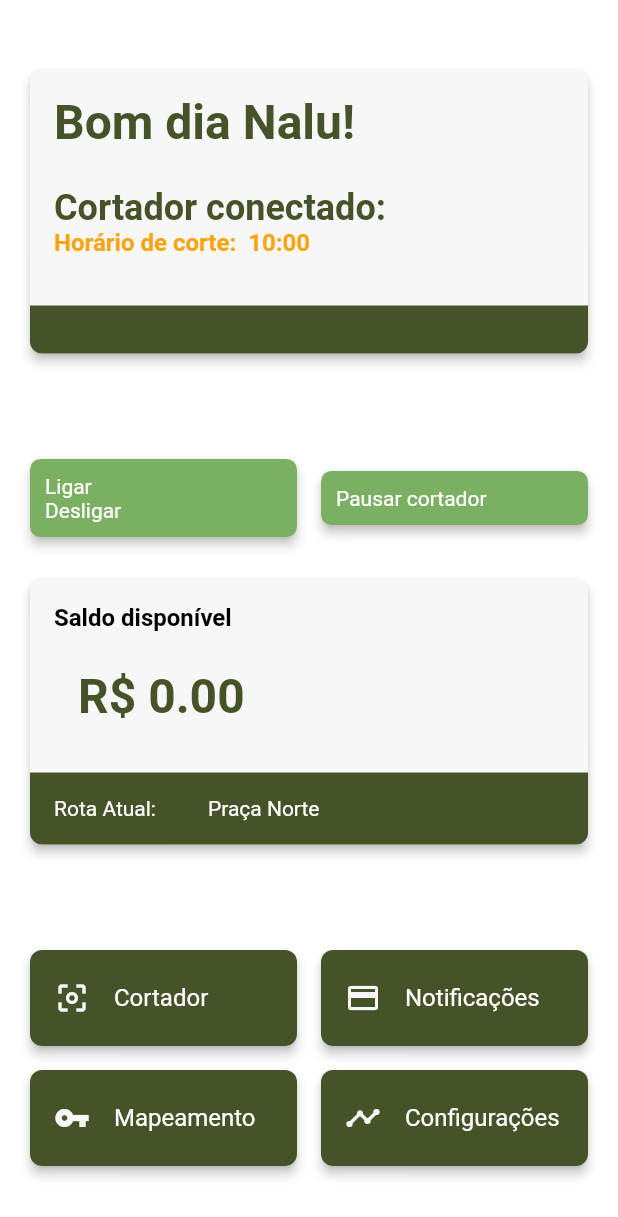
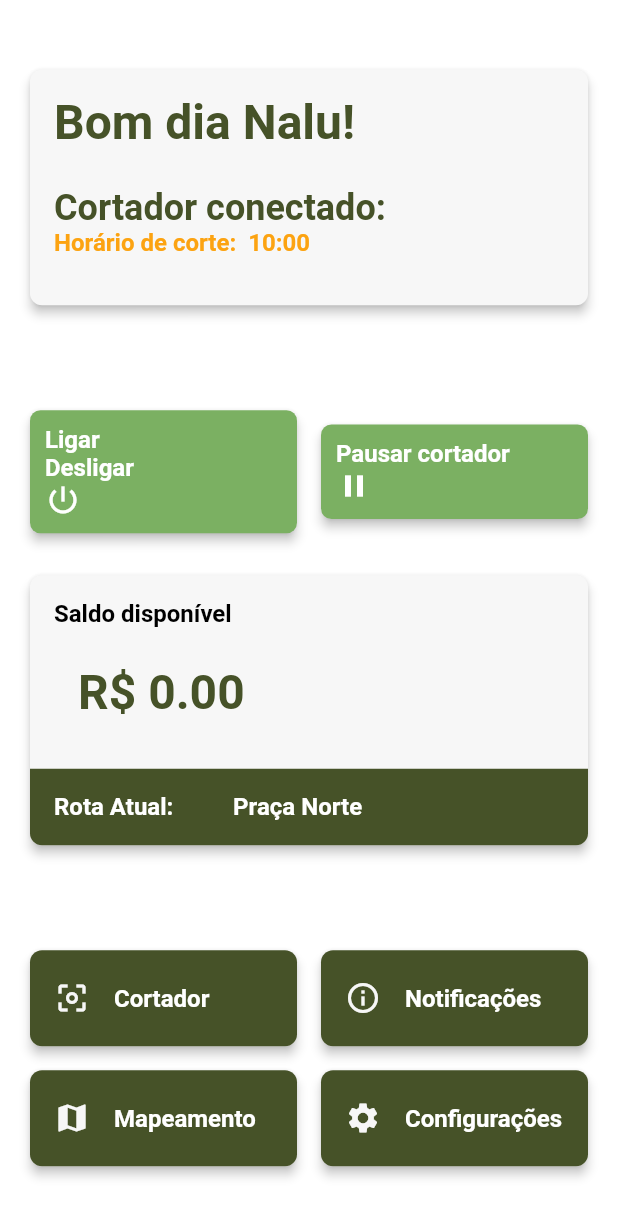
Before and after one commit to Cortador-de-Grama-Autonomo/Software-App, a Flutter app: the screen it shows after launch, on a phone screen of 412 x 824 dp. Shown: the top 1217 px of the screen. Run offline on Flutter 3.47's test engine with Material 2 defaults, Android fonts, the phone set to English and light mode, and no system bars; our stand-ins replace flutter_dotenv, form_validator, mask_text_input_formatter, mobx, splashscreen; missing offline and left inert: openid_client; accounts and stored records are empty; generated files the repository leaves out were written again.

Commit message:
save commit

```diff
--- a/app/lib/routes/routes.dart
+++ b/app/lib/routes/routes.dart
@@ -23,7 +23,7 @@ class Routes {
     AppRoutes.QR_CODE_PAGE: (tcx) => QrCodePage(),
     AppRoutes.SUCCESS_SCREEN: (tcx) => SuccesScreen(),
     AppRoutes.ERROR_SCREEN: (tcx) => ErrorScreen(),
-    AppRoutes.STATIC_QR_CODE: (tcx) => ScanScreen(),
+    //AppRoutes.STATIC_QR_CODE: (tcx) => ScanScreen(),
     // AppRoutes.GENERATE_QR_CODE: (tcx) => GenerateQr(),
     AppRoutes.SPLASH_PAGE: (tcx) => Splash(),
     AppRoutes.LOGIN_PAGE: (tcx) => Login(),
--- a/app/lib/view/home/home_page.dart
+++ b/app/lib/view/home/home_page.dart
@@ -109,6 +109,7 @@ class _HomePageState extends State<HomePage> {
               ),
               child: Text(
                 'Rota Atual:          Praça Norte',
+                style: Theme.of(context).textTheme.headline3.copyWith(color: Colors.white)
               ),
             ),
           ],
@@ -160,17 +161,6 @@ class _HomePageState extends State<HomePage> {
                 ],
               ),
             ),
-            Container(
-              width: double.infinity,
-              padding: EdgeInsets.all(16),
-              decoration: BoxDecoration(
-                color: primaryColor,
-                borderRadius: new BorderRadius.only(
-                  bottomLeft: const Radius.circular(8.0),
-                  bottomRight: const Radius.circular(8.0),
-                ),
-              ),
-            ),
           ],
         ),
       ),
@@ -189,8 +179,9 @@ class _HomePageState extends State<HomePage> {
             mainAxisAlignment: MainAxisAlignment.start,
             crossAxisAlignment: CrossAxisAlignment.start,
             children: <Widget>[
-              Text('Ligar'),
-              Text('Desligar'),
+              Text('Ligar', style: Theme.of(context).textTheme.headline3.copyWith(color: Colors.white)),
+              Text('Desligar', style: Theme.of(context).textTheme.headline3.copyWith(color: Colors.white)),
+              Icon(Icons.power_settings_new,  color: Colors.white),
             ],
           ),
         ),
@@ -209,7 +200,10 @@ class _HomePageState extends State<HomePage> {
             mainAxisAlignment: MainAxisAlignment.start,
             crossAxisAlignment: CrossAxisAlignment.start,
             children: <Widget>[
-              Text('Pausar cortador'),
+              Text('Pausar cortador',
+              style: Theme.of(context).textTheme.headline3.copyWith(color: Colors.white),
+              ),
+              Icon(Icons.pause, color: Colors.white,),
             ],
           ),
         ),
@@ -273,7 +267,7 @@ class _HomePageState extends State<HomePage> {
                         ),
                         ButtonWithIcon(
                           title: 'Notificações',
-                          icon: Icons.payment,
+                          icon: Icons.info_outline,
                           onPressed: () {
                             Navigator.of(context)
                                 .pushNamed(AppRoutes.PAYMENT_MANUAL);
@@ -288,7 +282,7 @@ class _HomePageState extends State<HomePage> {
                       children: <Widget>[
                         ButtonWithIcon(
                           title: 'Mapeamento',
-                          icon: Icons.vpn_key,
+                          icon: Icons.map,
                           onPressed: () {
                             Navigator.of(context)
                                 .pushNamed(AppRoutes.ADRESSING_KEY);
@@ -299,7 +293,7 @@ class _HomePageState extends State<HomePage> {
                         ),
                         ButtonWithIcon(
                           title: 'Configurações',
-                          icon: Icons.timeline,
+                          icon: Icons.settings,
                           onPressed: () {
                             Navigator.of(context)
                                 .pushNamed(AppRoutes.DASHBOARD_PAGE);
--- a/app/lib/widgets/buttonWithIcon.dart
+++ b/app/lib/widgets/buttonWithIcon.dart
@@ -34,7 +34,8 @@ class ButtonWithIcon extends StatelessWidget {
                   width:
                       16, // here put the desired space between the icon and the text
                 ),
-                Text(title),
+                Text(title,
+                style: Theme.of(context).textTheme.headline3.copyWith(color: Colors.white)),
               ],
             ),
             onTap: onPressed,
```
Also changed, not shown: app/lib/view/qr_codes/static/static_page.dart (+64 -64 lines).
